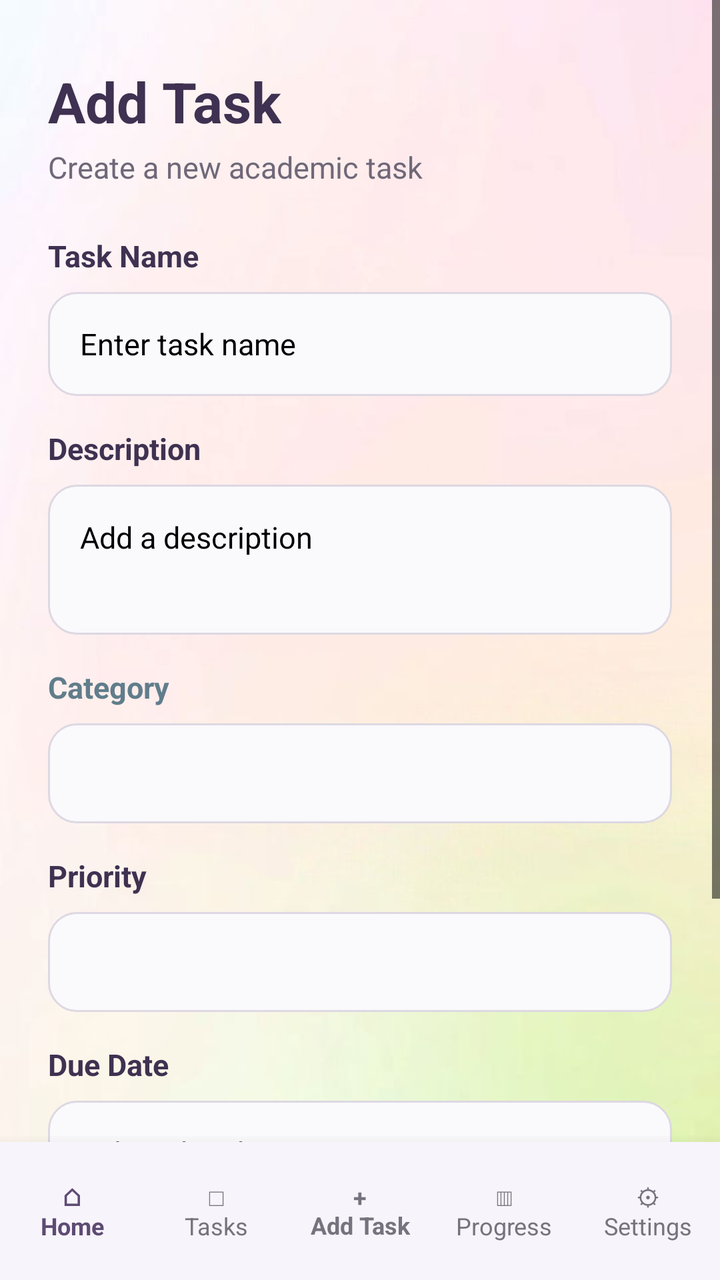
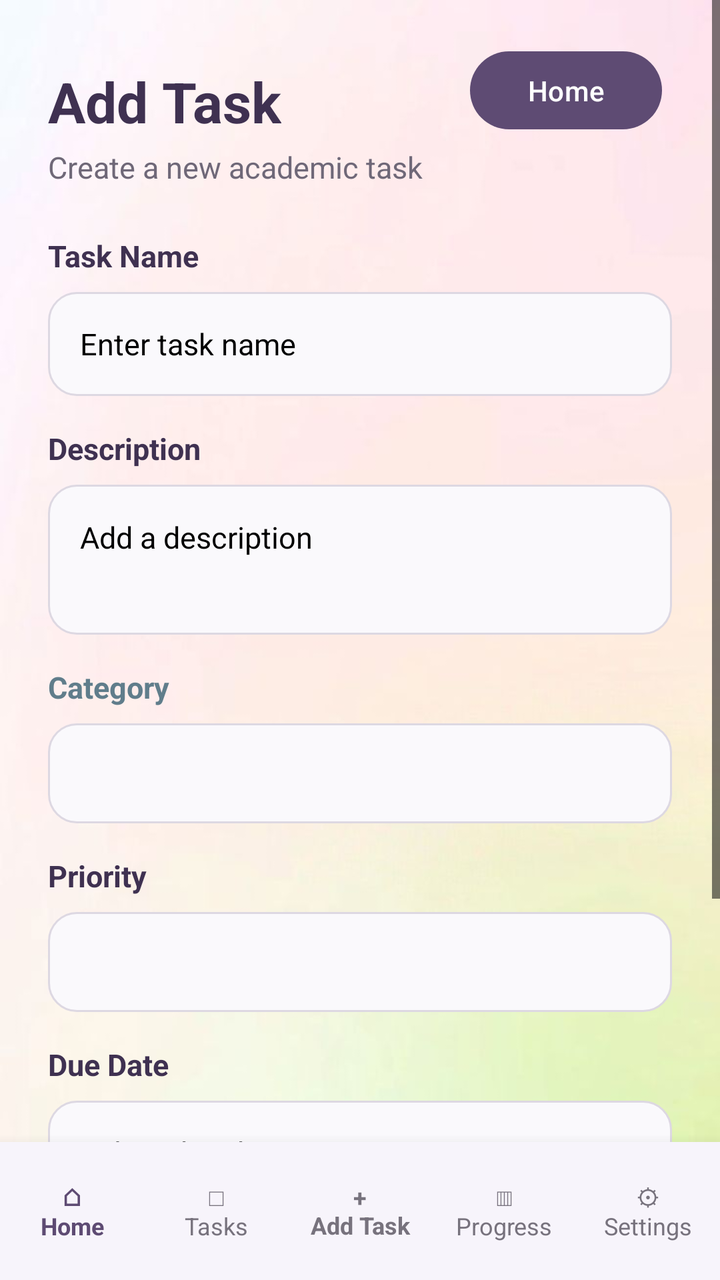

An Android layout rendered at two revisions. The XML below is the earlier revision; the diff shows what the commit changed to produce the second picture.
<!-- AndroidManifest.xml: application theme Theme.StudyMate -->
<!-- res/layout/fragment_add_task.xml -->
<?xml version="1.0" encoding="utf-8"?>
<androidx.constraintlayout.widget.ConstraintLayout
    xmlns:android="http://schemas.android.com/apk/res/android"
    xmlns:app="http://schemas.android.com/apk/res-auto"
    xmlns:tools="http://schemas.android.com/tools"
    android:layout_width="match_parent"
    android:layout_height="match_parent"
    android:background="@drawable/background_6"
    tools:context=".AddTaskFragment">

    
    <ScrollView
        android:id="@+id/addTaskScrollView"
        android:layout_width="0dp"
        android:layout_height="0dp"
        android:fillViewport="true"
        android:clipToPadding="false"
        android:paddingBottom="20dp"
        app:layout_constraintTop_toTopOf="parent"
        app:layout_constraintBottom_toTopOf="@id/bottomNav"
        app:layout_constraintStart_toStartOf="parent"
        app:layout_constraintEnd_toEndOf="parent">

        <androidx.constraintlayout.widget.ConstraintLayout
            android:layout_width="match_parent"
            android:layout_height="wrap_content">

            
            <TextView
                android:id="@+id/addTaskTitle"
                android:layout_width="wrap_content"
                android:layout_height="wrap_content"
                android:layout_marginStart="24dp"
                android:layout_marginTop="32dp"
                android:text="@string/add_task"
                android:textColor="#3F3151"
                android:textSize="28sp"
                android:textStyle="bold"
                app:layout_constraintStart_toStartOf="parent"
                app:layout_constraintTop_toTopOf="parent" />

            
            <TextView
                android:id="@+id/addTaskSubtitle"
                android:layout_width="wrap_content"
                android:layout_height="wrap_content"
                android:layout_marginStart="24dp"
                android:layout_marginTop="4dp"
                android:text="@string/create_a_new_academic_task"
                android:textColor="#6F6878"
                android:textSize="15sp"
                app:layout_constraintStart_toStartOf="parent"
                app:layout_constraintTop_toBottomOf="@id/addTaskTitle" />

            
            <TextView
                android:id="@+id/taskNameLabel"
                android:layout_width="wrap_content"
                android:layout_height="wrap_content"
                android:layout_marginStart="24dp"
                android:layout_marginTop="24dp"
                android:text="@string/task_name"
                android:textColor="#3F3151"
                android:textSize="15sp"
                android:textStyle="bold"
                app:layout_constraintStart_toStartOf="parent"
                app:layout_constraintTop_toBottomOf="@id/addTaskSubtitle" />

            <EditText
                android:id="@+id/taskName"
                android:layout_width="0dp"
                android:layout_height="52dp"
                android:layout_marginStart="24dp"
                android:layout_marginTop="8dp"
                android:layout_marginEnd="24dp"
                android:background="@drawable/edit_text_background"
                android:hint="@string/enter_task_name"
                android:importantForAutofill="no"
                android:inputType="textCapSentences"
                android:paddingStart="16dp"
                android:paddingEnd="16dp"
                android:textColor="#3F3151"
                android:textColorHint="#000000"
                android:textSize="15sp"
                app:layout_constraintEnd_toEndOf="parent"
                app:layout_constraintStart_toStartOf="parent"
                app:layout_constraintTop_toBottomOf="@id/taskNameLabel"
                tools:ignore="VisualLintTextFieldSize" />

            
            <TextView
                android:id="@+id/descriptionLabel"
                android:layout_width="wrap_content"
                android:layout_height="wrap_content"
                android:layout_marginStart="24dp"
                android:layout_marginTop="16dp"
                android:text="@string/description"
                android:textColor="#3F3151"
                android:textSize="15sp"
                android:textStyle="bold"
                app:layout_constraintStart_toStartOf="parent"
                app:layout_constraintTop_toBottomOf="@id/taskName" />

            <EditText
                android:id="@+id/taskDescription"
                android:layout_width="0dp"
                android:layout_height="75dp"
                android:layout_marginStart="24dp"
                android:layout_marginTop="8dp"
                android:layout_marginEnd="24dp"
                android:background="@drawable/edit_text_background"
                android:gravity="top"
                android:hint="@string/add_a_description"
                android:importantForAutofill="no"
                android:inputType="textCapSentences|textMultiLine"
                android:padding="16dp"
                android:textColor="#3F3151"
                android:textColorHint="#000000"
                android:textSize="15sp"
                app:layout_constraintEnd_toEndOf="parent"
                app:layout_constraintStart_toStartOf="parent"
                app:layout_constraintTop_toBottomOf="@id/descriptionLabel"
                tools:ignore="VisualLintTextFieldSize" />

            
            <TextView
                android:id="@+id/categoryLabel"
                android:layout_width="wrap_content"
                android:layout_height="wrap_content"
                android:layout_marginStart="24dp"
                android:layout_marginTop="16dp"
                android:text="@string/category"
                android:textColor="#607D8B"
                android:textSize="15sp"
                android:textStyle="bold"
                app:layout_constraintStart_toStartOf="parent"
                app:layout_constraintTop_toBottomOf="@id/taskDescription" />

            <Spinner
                android:id="@+id/spCategory"
                android:layout_width="0dp"
                android:layout_height="50dp"
                android:layout_marginStart="24dp"
                android:layout_marginTop="8dp"
                android:layout_marginEnd="24dp"

                android:background="@drawable/edit_text_background"
                app:layout_constraintEnd_toEndOf="parent"
                app:layout_constraintStart_toStartOf="parent"
                app:layout_constraintTop_toBottomOf="@id/categoryLabel" />

            
            <TextView
                android:id="@+id/priorityLabel"
                android:layout_width="wrap_content"
                android:layout_height="wrap_content"
                android:layout_marginStart="24dp"
                android:layout_marginTop="16dp"
                android:text="@string/priority"
                android:textColor="#3F3151"
                android:textSize="15sp"
                android:textStyle="bold"
                app:layout_constraintStart_toStartOf="parent"
                app:layout_constraintTop_toBottomOf="@id/spCategory" />

            <Spinner
                android:id="@+id/spinnerPriority"
                android:layout_width="0dp"
                android:layout_height="50dp"
                android:layout_marginStart="24dp"
                android:layout_marginTop="8dp"
                android:layout_marginEnd="24dp"
                android:background="@drawable/edit_text_background"
                app:layout_constraintEnd_toEndOf="parent"
                app:layout_constraintStart_toStartOf="parent"
                app:layout_constraintTop_toBottomOf="@id/priorityLabel" />

            
            <TextView
                android:id="@+id/dueDateLabel"
                android:layout_width="wrap_content"
                android:layout_height="wrap_content"
                android:layout_marginStart="24dp"
                android:layout_marginTop="16dp"
                android:text="@string/due_date"
                android:textColor="#3F3151"
                android:textSize="15sp"
                android:textStyle="bold"
                app:layout_constraintStart_toStartOf="parent"
                app:layout_constraintTop_toBottomOf="@id/spinnerPriority" />

            <EditText
                android:id="@+id/dueDate"
                android:layout_width="0dp"
                android:layout_height="52dp"
                android:layout_marginStart="24dp"
                android:layout_marginTop="8dp"
                android:layout_marginEnd="24dp"
                android:autofillHints=""
                android:background="@drawable/edit_text_background"
                android:clickable="true"
                android:focusable="false"
                android:hint="@string/select_due_date"
                android:inputType="date"
                android:paddingStart="16dp"
                android:paddingEnd="16dp"
                android:textColor="#3F3151"
                android:textColorHint="#000000"
                android:textSize="15sp"
                app:layout_constraintEnd_toEndOf="parent"
                app:layout_constraintStart_toStartOf="parent"
                app:layout_constraintTop_toBottomOf="@id/dueDateLabel"
                tools:ignore="VisualLintTextFieldSize" />

            
            <Button
                android:id="@+id/btnSaveTask"
                android:layout_width="240dp"
                android:layout_height="56dp"
                android:layout_marginStart="24dp"
                android:layout_marginTop="18dp"
                android:layout_marginEnd="24dp"
                android:layout_marginBottom="24dp"
                android:text="@string/save_task"
                android:textColor="#FFFFFF"
                android:textSize="16sp"
                android:textStyle="bold"
                app:layout_constraintBottom_toBottomOf="parent"
                app:layout_constraintEnd_toEndOf="parent"
                app:layout_constraintStart_toStartOf="parent"
                app:layout_constraintTop_toBottomOf="@id/dueDate" />

        </androidx.constraintlayout.widget.ConstraintLayout>

    </ScrollView>

    
    <include
        android:id="@+id/bottomNav"
        layout="@layout/bottom_nav"
        android:layout_width="0dp"
        android:layout_height="69dp"
        app:layout_constraintBottom_toBottomOf="parent"
        app:layout_constraintEnd_toEndOf="parent"
        app:layout_constraintStart_toStartOf="parent" />

</androidx.constraintlayout.widget.ConstraintLayout>
<!-- res/layout/bottom_nav.xml (included above) -->
<?xml version="1.0" encoding="utf-8"?>
<LinearLayout
    xmlns:android="http://schemas.android.com/apk/res/android"
    android:id="@+id/bottomNav"
    android:layout_width="match_parent"
    android:layout_height="76dp"
    android:orientation="horizontal"
    android:gravity="center"
    android:background="@color/studymate_background"
    android:elevation="10dp"
    android:paddingTop="6dp"
    android:paddingBottom="6dp">

    <TextView
        android:id="@+id/navHome"
        android:layout_width="0dp"
        android:layout_height="match_parent"
        android:layout_weight="1"
        android:text="@string/_10_home"
        android:gravity="center"
        android:textColor="@color/studymate_primary"
        android:textSize="12sp"
        android:textStyle="bold" />

    <TextView
        android:id="@+id/navTasks"
        android:layout_width="0dp"
        android:layout_height="match_parent"
        android:layout_weight="1"
        android:text="@string/_10_tasks"
        android:gravity="center"
        android:textColor="@color/studymate_text_grey"
        android:textSize="12sp" />

    <TextView
        android:id="@+id/navAddTask"
        android:layout_width="0dp"
        android:layout_height="match_parent"
        android:layout_weight="1"
        android:text="@string/_10_add_task"
        android:gravity="center"
        android:textColor="@color/studymate_text_grey"
        android:textSize="12sp"
        android:textStyle="bold" />

    <TextView
        android:id="@+id/navProgress"
        android:layout_width="0dp"
        android:layout_height="match_parent"
        android:layout_weight="1"
        android:text="@string/_10_progress"
        android:gravity="center"
        android:textColor="@color/studymate_text_grey"
        android:textSize="12sp" />

    <TextView
        android:id="@+id/navSettings"
        android:layout_width="0dp"
        android:layout_height="match_parent"
        android:layout_weight="1"
        android:text="@string/_10_settings"
        android:gravity="center"
        android:textColor="@color/studymate_text_grey"
        android:textSize="12sp" />

</LinearLayout>
<!-- resources referenced by this layout -->
<resources>
  <color name="studymate_background">#F7F4FB</color>
  <color name="studymate_primary">#5E4B73</color>
  <color name="studymate_text_grey">#77727D</color>
  <!-- drawable background_6: jpeg bitmap (drawable, 14870 bytes) -->
  <!-- drawable edit_text_background (drawable) -->
  <?xml version="1.0" encoding="utf-8"?>
  <shape xmlns:android="http://schemas.android.com/apk/res/android">
  
      <solid android:color="#FAF9FC" />
  
      <corners android:radius="14dp" />
  
      <stroke
          android:width="1dp"
          android:color="#DDD8E2" />
  
  </shape>
  <string name="_10_add_task">+\nAdd Task</string>
  <string name="_10_home">⌂\nHome</string>
  <string name="_10_progress">▥\nProgress</string>
  <string name="_10_settings">⚙\nSettings</string>
  <string name="_10_tasks">□\nTasks</string>
  <string name="add_a_description">Add a description</string>
  <string name="add_task">Add Task</string>
  <string name="category">Category</string>
  <string name="create_a_new_academic_task">Create a new academic task</string>
  <string name="description">Description</string>
  <string name="due_date">Due Date</string>
  <string name="enter_task_name">Enter task name</string>
  <string name="priority">Priority</string>
  <string name="save_task">Save Task</string>
  <string name="select_due_date">Select due date</string>
  <string name="task_name">Task Name</string>
  <style name="Theme.StudyMate" parent="Base.Theme.StudyMate" />
  <style name="Base.Theme.StudyMate" parent="Theme.Material3.Light.NoActionBar">
          <item name="colorPrimary">@color/studymate_primary</item>
          <item name="colorOnPrimary">@android:color/white</item>
  
          <item name="android:windowBackground">@color/studymate_background</item>
          <item name="android:textColorPrimary">@android:color/black</item>
          <item name="android:textColorSecondary">@android:color/black</item>
      </style>
</resources>

<!-- the commit's change to res/layout/fragment_add_task.xml (unified diff, before → after) -->
@@ -229,6 +229,18 @@
                 app:layout_constraintEnd_toEndOf="parent"
                 app:layout_constraintStart_toStartOf="parent"
                 app:layout_constraintTop_toBottomOf="@id/dueDate" />
+
+            <Button
+                android:id="@+id/backToHome"
+                android:layout_width="96dp"
+                android:layout_height="47dp"
+                android:text="Home"
+                app:layout_constraintBottom_toBottomOf="parent"
+                app:layout_constraintEnd_toEndOf="parent"
+                app:layout_constraintHorizontal_bias="0.89"
+                app:layout_constraintStart_toStartOf="parent"
+                app:layout_constraintTop_toTopOf="parent"
+                app:layout_constraintVertical_bias="0.033" />
 
         </androidx.constraintlayout.widget.ConstraintLayout>
 
